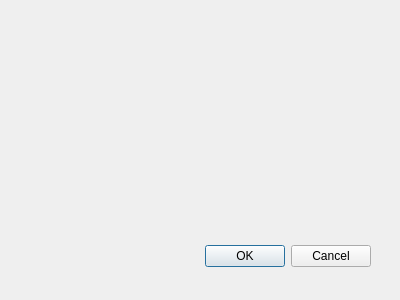
Old version of the form tutorialpage.ui in the repository aishug18/GeoBreakerGame.
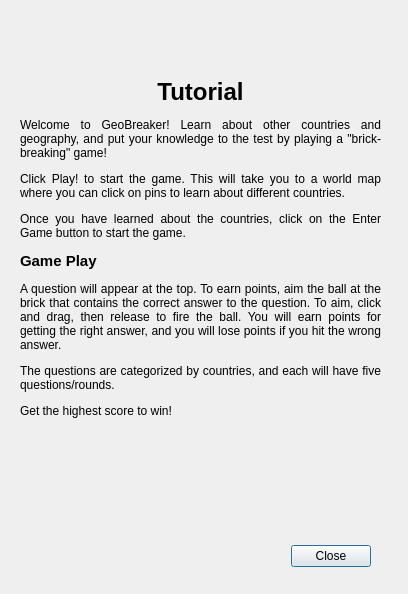
New version of the form.

Commit message: added box2d, tutorial page implemented

The edit to the form file:
```diff
--- a/tutorialpage.ui
+++ b/tutorialpage.ui
@@ -6,8 +6,8 @@
    <rect>
     <x>0</x>
     <y>0</y>
-    <width>400</width>
-    <height>300</height>
+    <width>408</width>
+    <height>594</height>
    </rect>
   </property>
   <property name="windowTitle">
@@ -16,9 +16,9 @@
   <widget class="QDialogButtonBox" name="buttonBox">
    <property name="geometry">
     <rect>
-     <x>30</x>
-     <y>240</y>
-     <width>341</width>
+     <x>270</x>
+     <y>540</y>
+     <width>101</width>
      <height>32</height>
     </rect>
    </property>
@@ -26,7 +26,23 @@
     <enum>Qt::Orientation::Horizontal</enum>
    </property>
    <property name="standardButtons">
-    <set>QDialogButtonBox::StandardButton::Cancel|QDialogButtonBox::StandardButton::Ok</set>
+    <set>QDialogButtonBox::StandardButton::Close</set>
+   </property>
+  </widget>
+  <widget class="QLabel" name="label">
+   <property name="geometry">
+    <rect>
+     <x>20</x>
+     <y>20</y>
+     <width>361</width>
+     <height>511</height>
+    </rect>
+   </property>
+   <property name="text">
+    <string>&lt;html&gt;&lt;head/&gt;&lt;body&gt;&lt;p align=&quot;center&quot;&gt;&lt;span style=&quot; font-size:18pt; font-weight:700;&quot;&gt;Tutorial&lt;/span&gt;&lt;/p&gt;&lt;p align=&quot;justify&quot;&gt;Welcome to GeoBreaker! Learn about other countries and geography, and put your knowledge to the test by playing a &amp;quot;brick-breaking&amp;quot; game!&lt;/p&gt;&lt;p align=&quot;justify&quot;&gt;Click Play! to start the game. This will take you to a world map where you can click on pins to learn about different countries.&lt;/p&gt;&lt;p align=&quot;justify&quot;&gt;Once you have learned about the countries, click on the Enter Game button to start the game.&lt;/p&gt;&lt;p&gt;&lt;span style=&quot; font-size:11pt; font-weight:700;&quot;&gt;Game Play&lt;/span&gt;&lt;/p&gt;&lt;p align=&quot;justify&quot;&gt;A question will appear at the top. To earn points, aim the ball at the brick that contains the correct answer to the question. To aim, click and drag, then release to fire the ball. You will earn points for getting the right answer, and you will lose points if you hit the wrong answer.&lt;/p&gt;&lt;p align=&quot;justify&quot;&gt;The questions are categorized by countries, and each will have five questions/rounds. &lt;/p&gt;&lt;p align=&quot;justify&quot;&gt;Get the highest score to win!&lt;br/&gt;&lt;/p&gt;&lt;p&gt;&lt;br/&gt;&lt;/p&gt;&lt;/body&gt;&lt;/html&gt;</string>
+   </property>
+   <property name="wordWrap">
+    <bool>true</bool>
    </property>
   </widget>
  </widget>
```
The commit also changes 96 other files.
